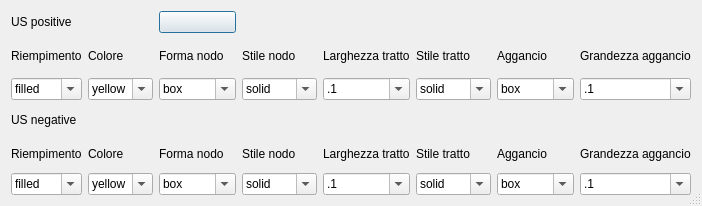
This is gui/ui/Setting_Matrix.ui in pyarchinit/pyarchinit as Qt 5 draws it before an edit. The edited form follows.
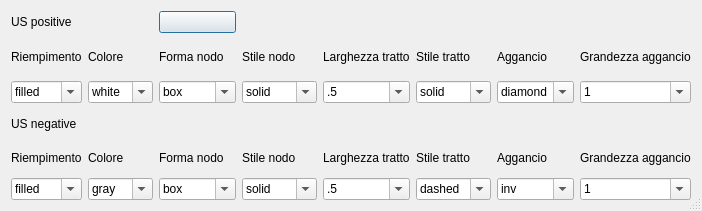
This is the edited form. Icons and pictures are not drawn.

Commit message: -settaggio matrix -add en and de language

Diff of the .ui file:
```diff
--- a/gui/ui/Setting_Matrix.ui
+++ b/gui/ui/Setting_Matrix.ui
@@ -9,8 +9,8 @@
    <rect>
     <x>0</x>
     <y>0</y>
-    <width>650</width>
-    <height>206</height>
+    <width>627</width>
+    <height>211</height>
    </rect>
   </property>
   <property name="sizePolicy">
@@ -177,8 +177,13 @@
         <bool>true</bool>
        </property>
        <property name="currentText">
-        <string>.1</string>
+        <string>.5</string>
        </property>
+       <item>
+        <property name="text">
+         <string>.5</string>
+        </property>
+       </item>
        <item>
         <property name="text">
          <string>.1</string>
@@ -258,6 +263,11 @@
        <property name="editable">
         <bool>true</bool>
        </property>
+       <item>
+        <property name="text">
+         <string>diamond</string>
+        </property>
+       </item>
        <item>
         <property name="text">
          <string>box</string>
@@ -358,8 +368,13 @@
         <bool>true</bool>
        </property>
        <property name="currentText">
-        <string>.1</string>
+        <string>1</string>
        </property>
+       <item>
+        <property name="text">
+         <string>1</string>
+        </property>
+       </item>
        <item>
         <property name="text">
          <string>.1</string>
@@ -454,9 +469,12 @@
        <property name="editable">
         <bool>true</bool>
        </property>
+       <property name="currentIndex">
+        <number>0</number>
+       </property>
        <item>
         <property name="text">
-         <string>yellow</string>
+         <string>white</string>
         </property>
        </item>
        <item>
@@ -510,11 +528,16 @@
         <bool>true</bool>
        </property>
        <property name="currentText">
-        <string>yellow</string>
+        <string>gray</string>
        </property>
        <property name="currentIndex">
         <number>0</number>
        </property>
+       <item>
+        <property name="text">
+         <string>gray</string>
+        </property>
+       </item>
        <item>
         <property name="text">
          <string>yellow</string>
@@ -662,8 +685,13 @@
         <bool>true</bool>
        </property>
        <property name="currentText">
-        <string>.1</string>
+        <string>.5</string>
        </property>
+       <item>
+        <property name="text">
+         <string>.5</string>
+        </property>
+       </item>
        <item>
         <property name="text">
          <string>.1</string>
@@ -782,6 +810,11 @@
        <property name="editable">
         <bool>true</bool>
        </property>
+       <item>
+        <property name="text">
+         <string>inv</string>
+        </property>
+       </item>
        <item>
         <property name="text">
          <string>box</string>
@@ -890,8 +923,13 @@
         <bool>true</bool>
        </property>
        <property name="currentText">
-        <string>solid</string>
+        <string>dashed</string>
        </property>
+       <item>
+        <property name="text">
+         <string>dashed</string>
+        </property>
+       </item>
        <item>
         <property name="text">
          <string>solid</string>
@@ -931,8 +969,13 @@
         <bool>true</bool>
        </property>
        <property name="currentText">
-        <string>.1</string>
+        <string>1</string>
        </property>
+       <item>
+        <property name="text">
+         <string>1</string>
+        </property>
+       </item>
        <item>
         <property name="text">
          <string>.1</string>
```
Left out of the diff: 42 changed lines with no effect on the pictures. The commit also changes 21 other files.
